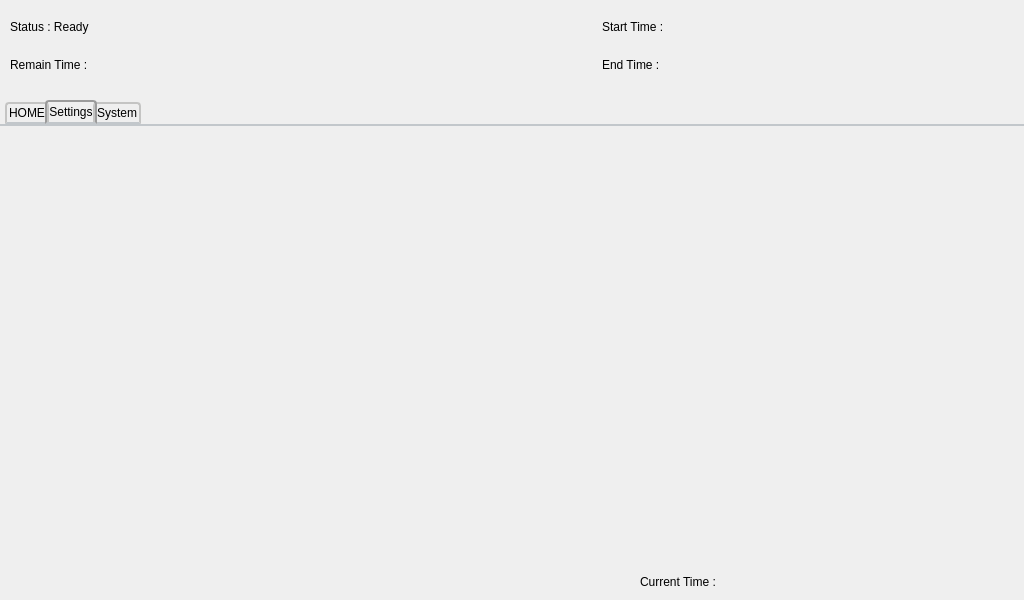
This is mainwindow.ui in shnomad/hydration-tool as Qt 5 draws it before an edit. The edited form follows.
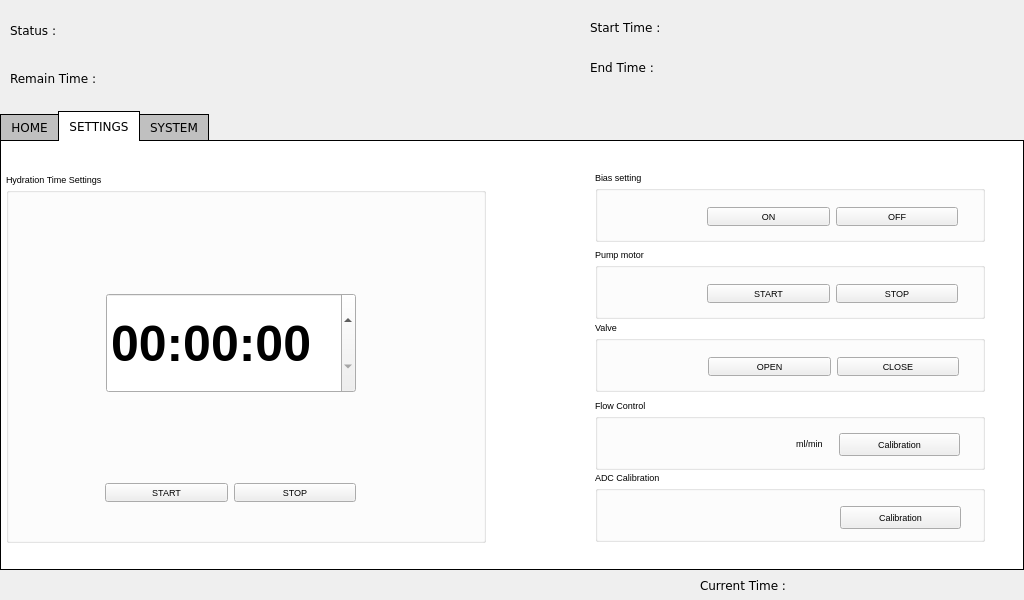
This is the edited form. The open tabs and pages were chosen to show the change.

Commit message: create base gui

```diff
--- a/mainwindow.ui
+++ b/mainwindow.ui
@@ -16,6 +16,11 @@
     <height>600</height>
    </size>
   </property>
+  <property name="font">
+   <font>
+    <family>DejaVu Sans</family>
+   </font>
+  </property>
   <property name="windowTitle">
    <string>MainWindow</string>
   </property>
@@ -23,9 +28,61 @@
    <widget class="QLabel" name="current_time">
     <property name="geometry">
      <rect>
-      <x>640</x>
-      <y>567</y>
-      <width>360</width>
+      <x>10</x>
+      <y>10</y>
+      <width>400</width>
+      <height>40</height>
+     </rect>
+    </property>
+    <property name="text">
+     <string>Status :</string>
+    </property>
+   </widget>
+   <widget class="QLabel" name="hydration_countdown">
+    <property name="geometry">
+     <rect>
+      <x>10</x>
+      <y>58</y>
+      <width>400</width>
+      <height>40</height>
+     </rect>
+    </property>
+    <property name="text">
+     <string>Remain Time :</string>
+    </property>
+   </widget>
+   <widget class="QLabel" name="hydration_start_time">
+    <property name="geometry">
+     <rect>
+      <x>590</x>
+      <y>10</y>
+      <width>420</width>
+      <height>35</height>
+     </rect>
+    </property>
+    <property name="text">
+     <string>Start Time :</string>
+    </property>
+   </widget>
+   <widget class="QLabel" name="hydration_end_time">
+    <property name="geometry">
+     <rect>
+      <x>590</x>
+      <y>50</y>
+      <width>420</width>
+      <height>35</height>
+     </rect>
+    </property>
+    <property name="text">
+     <string>End Time :</string>
+    </property>
+   </widget>
+   <widget class="QLabel" name="system_current_time">
+    <property name="geometry">
+     <rect>
+      <x>700</x>
+      <y>570</y>
+      <width>300</width>
       <height>30</height>
      </rect>
     </property>
@@ -37,72 +94,102 @@
     <property name="geometry">
      <rect>
       <x>0</x>
-      <y>100</y>
+      <y>110</y>
       <width>1024</width>
-      <height>450</height>
+      <height>460</height>
      </rect>
     </property>
     <property name="styleSheet">
-     <string notr="true">QTabWidget::pane { /* The tab widget frame */
-    border-top: 2px solid #C2C7CB;
+     <string notr="true">QTabWidget::pane {
+    border: 1px solid black;
+    background: white;
 }
 
-QTabWidget::tab-bar {
-    left: 5px; /* move to the right by 5px */
+QTabWidget::tab-bar:top {
+    top: 1px;
 }
 
-/* Style the tab using the tab sub-control. Note that
-    it reads QTabBar _not_ QTabWidget */
+QTabWidget::tab-bar:bottom {
+    bottom: 1px;
+}
+
+QTabWidget::tab-bar:left {
+    right: 1px;
+}
+
+QTabWidget::tab-bar:right {
+    left: 1px;
+}
+
 QTabBar::tab {
-    background: qlineargradient(x1: 0, y1: 0, x2: 0, y2: 1,
-                                stop: 0 #E1E1E1, stop: 0.4 #DDDDDD,
-                                stop: 0.5 #D8D8D8, stop: 1.0 #D3D3D3);
-    border: 2px solid #C4C4C3;
-    border-bottom-color: #C2C7CB; /* same as the pane color */
-    border-top-left-radius: 4px;
-    border-top-right-radius: 4px;
-    min-width: 8ex;
-    padding: 2px;
-}
-
-QTabBar::tab:selected, QTabBar::tab:hover {
-    background: qlineargradient(x1: 0, y1: 0, x2: 0, y2: 1,
-                                stop: 0 #fafafa, stop: 0.4 #f4f4f4,
-                                stop: 0.5 #e7e7e7, stop: 1.0 #fafafa);
+    border: 1px solid black;
 }
 
 QTabBar::tab:selected {
-    border-color: #9B9B9B;
-    border-bottom-color: #C2C7CB; /* same as pane color */
+    background: white;
 }
 
 QTabBar::tab:!selected {
-    margin-top: 2px; /* make non-selected tabs look smaller */
+    background: silver;
 }
 
-/* make use of negative margins for overlapping tabs */
-QTabBar::tab:selected {
-    /* expand/overlap to the left and right by 4px */
-    margin-left: -4px;
-    margin-right: -4px;
+QTabBar::tab:!selected:hover {
+    background: #999;
 }
 
-QTabBar::tab:first:selected {
-    margin-left: 0; /* the first selected tab has nothing to overlap with on the left */
+QTabBar::tab:top:!selected {
+    margin-top: 3px;
 }
 
-QTabBar::tab:last:selected {
-    margin-right: 0; /* the last selected tab has nothing to overlap with on the right */
+QTabBar::tab:bottom:!selected {
+    margin-bottom: 3px;
 }
 
-QTabBar::tab:only-one {
-    margin: 0; /* if there is only one tab, we don't want overlapping margins */
+QTabBar::tab:top, QTabBar::tab:bottom {
+    min-width: 8ex;
+    margin-right: -1px;
+    padding: 5px 10px 5px 10px;
 }
 
-</string>
-    </property>
-    <property name="tabPosition">
-     <enum>QTabWidget::North</enum>
+QTabBar::tab:top:selected {
+    border-bottom-color: none;
+}
+
+QTabBar::tab:bottom:selected {
+    border-top-color: none;
+}
+
+QTabBar::tab:top:last, QTabBar::tab:bottom:last,
+QTabBar::tab:top:only-one, QTabBar::tab:bottom:only-one {
+    margin-right: 0;
+}
+
+QTabBar::tab:left:!selected {
+    margin-right: 3px;
+}
+
+QTabBar::tab:right:!selected {
+    margin-left: 3px;
+}
+
+QTabBar::tab:left, QTabBar::tab:right {
+    min-height: 8ex;
+    margin-bottom: -1px;
+    padding: 10px 5px 10px 5px;
+}
+
+QTabBar::tab:left:selected {
+    border-left-color: none;
+}
+
+QTabBar::tab:right:selected {
+    border-right-color: none;
+}
+
+QTabBar::tab:left:last, QTabBar::tab:right:last,
+QTabBar::tab:left:only-one, QTabBar::tab:right:only-one {
+    margin-bottom: 0;
+}</string>
     </property>
     <property name="currentIndex">
      <number>0</number>
@@ -114,67 +201,305 @@
     </widget>
     <widget class="QWidget" name="setting">
      <attribute name="title">
-      <string>Settings</string>
+      <string>SETTINGS</string>
      </attribute>
+     <widget class="QGroupBox" name="h_time_set">
+      <property name="geometry">
+       <rect>
+        <x>5</x>
+        <y>32</y>
+        <width>480</width>
+        <height>370</height>
+       </rect>
+      </property>
+      <property name="font">
+       <font>
+        <pointsize>7</pointsize>
+       </font>
+      </property>
+      <property name="title">
+       <string>Hydration Time Settings</string>
+      </property>
+      <widget class="QTimeEdit" name="set_hydration_time">
+       <property name="geometry">
+        <rect>
+         <x>100</x>
+         <y>120</y>
+         <width>250</width>
+         <height>100</height>
+        </rect>
+       </property>
+       <property name="font">
+        <font>
+         <pointsize>-1</pointsize>
+         <weight>75</weight>
+         <italic>false</italic>
+         <bold>true</bold>
+        </font>
+       </property>
+       <property name="styleSheet">
+        <string notr="true">QTimeEdit{
+font: bold 50px;
+}</string>
+       </property>
+      </widget>
+      <widget class="QGroupBox" name="h_time_set_2">
+       <property name="geometry">
+        <rect>
+         <x>490</x>
+         <y>10</y>
+         <width>400</width>
+         <height>360</height>
+        </rect>
+       </property>
+       <property name="title">
+        <string>Hydration Time settings</string>
+       </property>
+      </widget>
+      <widget class="QWidget" name="layoutWidget">
+       <property name="geometry">
+        <rect>
+         <x>99</x>
+         <y>304</y>
+         <width>251</width>
+         <height>31</height>
+        </rect>
+       </property>
+       <layout class="QHBoxLayout" name="horizontalLayout">
+        <item>
+         <widget class="QPushButton" name="hydration_start">
+          <property name="text">
+           <string>START</string>
+          </property>
+         </widget>
+        </item>
+        <item>
+         <widget class="QPushButton" name="hydration_stop">
+          <property name="text">
+           <string>STOP</string>
+          </property>
+         </widget>
+        </item>
+       </layout>
+      </widget>
+     </widget>
+     <widget class="QGroupBox" name="bias_settings">
+      <property name="geometry">
+       <rect>
+        <x>594</x>
+        <y>30</y>
+        <width>390</width>
+        <height>71</height>
+       </rect>
+      </property>
+      <property name="font">
+       <font>
+        <pointsize>7</pointsize>
+       </font>
+      </property>
+      <property name="title">
+       <string>Bias setting</string>
+      </property>
+      <widget class="QWidget" name="layoutWidget_2">
+       <property name="geometry">
+        <rect>
+         <x>112</x>
+         <y>30</y>
+         <width>251</width>
+         <height>31</height>
+        </rect>
+       </property>
+       <layout class="QHBoxLayout" name="horizontalLayout_2">
+        <item>
+         <widget class="QPushButton" name="hydration_start_2">
+          <property name="text">
+           <string>ON</string>
+          </property>
+         </widget>
+        </item>
+        <item>
+         <widget class="QPushButton" name="hydration_stop_2">
+          <property name="text">
+           <string>OFF</string>
+          </property>
+         </widget>
+        </item>
+       </layout>
+      </widget>
+     </widget>
+     <widget class="QGroupBox" name="pump_motor_setting">
+      <property name="geometry">
+       <rect>
+        <x>594</x>
+        <y>107</y>
+        <width>390</width>
+        <height>71</height>
+       </rect>
+      </property>
+      <property name="font">
+       <font>
+        <pointsize>7</pointsize>
+       </font>
+      </property>
+      <property name="title">
+       <string>Pump motor</string>
+      </property>
+      <widget class="QWidget" name="layoutWidget_3">
+       <property name="geometry">
+        <rect>
+         <x>112</x>
+         <y>30</y>
+         <width>251</width>
+         <height>31</height>
+        </rect>
+       </property>
+       <layout class="QHBoxLayout" name="horizontalLayout_3">
+        <item>
+         <widget class="QPushButton" name="hydration_start_3">
+          <property name="text">
+           <string>START</string>
+          </property>
+         </widget>
+        </item>
+        <item>
+         <widget class="QPushButton" name="hydration_stop_3">
+          <property name="text">
+           <string>STOP</string>
+          </property>
+         </widget>
+        </item>
+       </layout>
+      </widget>
+     </widget>
+     <widget class="QGroupBox" name="valve_settings">
+      <property name="geometry">
+       <rect>
+        <x>594</x>
+        <y>180</y>
+        <width>390</width>
+        <height>71</height>
+       </rect>
+      </property>
+      <property name="font">
+       <font>
+        <pointsize>7</pointsize>
+       </font>
+      </property>
+      <property name="title">
+       <string>Valve</string>
+      </property>
+      <widget class="QWidget" name="layoutWidget_4">
+       <property name="geometry">
+        <rect>
+         <x>113</x>
+         <y>30</y>
+         <width>251</width>
+         <height>31</height>
+        </rect>
+       </property>
+       <layout class="QHBoxLayout" name="horizontalLayout_4">
+        <item>
+         <widget class="QPushButton" name="hydration_start_4">
+          <property name="text">
+           <string>OPEN</string>
+          </property>
+         </widget>
+        </item>
+        <item>
+         <widget class="QPushButton" name="hydration_stop_4">
+          <property name="text">
+           <string>CLOSE</string>
+          </property>
+         </widget>
+        </item>
+       </layout>
+      </widget>
+     </widget>
+     <widget class="QGroupBox" name="flow_control_settings">
+      <property name="geometry">
+       <rect>
+        <x>594</x>
+        <y>258</y>
+        <width>390</width>
+        <height>71</height>
+       </rect>
+      </property>
+      <property name="font">
+       <font>
+        <pointsize>7</pointsize>
+       </font>
+      </property>
+      <property name="title">
+       <string>Flow Control</string>
+      </property>
+      <widget class="QLabel" name="label">
+       <property name="geometry">
+        <rect>
+         <x>109</x>
+         <y>33</y>
+         <width>121</width>
+         <height>23</height>
+        </rect>
+       </property>
+       <property name="text">
+        <string>ml/min </string>
+       </property>
+       <property name="alignment">
+        <set>Qt::AlignRight|Qt::AlignTrailing|Qt::AlignVCenter</set>
+       </property>
+      </widget>
+      <widget class="QPushButton" name="hydration_stop_5">
+       <property name="geometry">
+        <rect>
+         <x>244</x>
+         <y>34</y>
+         <width>121</width>
+         <height>23</height>
+        </rect>
+       </property>
+       <property name="text">
+        <string>Calibration</string>
+       </property>
+      </widget>
+     </widget>
+     <widget class="QGroupBox" name="adc_calibration">
+      <property name="geometry">
+       <rect>
+        <x>594</x>
+        <y>330</y>
+        <width>390</width>
+        <height>71</height>
+       </rect>
+      </property>
+      <property name="font">
+       <font>
+        <pointsize>7</pointsize>
+       </font>
+      </property>
+      <property name="title">
+       <string>ADC Calibration</string>
+      </property>
+      <widget class="QPushButton" name="hydration_stop_6">
+       <property name="geometry">
+        <rect>
+         <x>245</x>
+         <y>35</y>
+         <width>121</width>
+         <height>23</height>
+        </rect>
+       </property>
+       <property name="text">
+        <string>Calibration</string>
+       </property>
+      </widget>
+     </widget>
     </widget>
     <widget class="QWidget" name="system">
      <attribute name="title">
-      <string>System</string>
+      <string>SYSTEM</string>
      </attribute>
     </widget>
    </widget>
-   <widget class="QWidget" name="layoutWidget">
-    <property name="geometry">
-     <rect>
-      <x>10</x>
-      <y>10</y>
-      <width>341</width>
-      <height>71</height>
-     </rect>
-    </property>
-    <layout class="QVBoxLayout" name="verticalLayout">
-     <item>
-      <widget class="QLabel" name="status">
-       <property name="text">
-        <string>Status : Ready</string>
-       </property>
-      </widget>
-     </item>
-     <item>
-      <widget class="QLabel" name="residual_time">
-       <property name="text">
-        <string>Remain Time : </string>
-       </property>
-      </widget>
-     </item>
-    </layout>
-   </widget>
-   <widget class="QWidget" name="layoutWidget">
-    <property name="geometry">
-     <rect>
-      <x>602</x>
-      <y>10</y>
-      <width>391</width>
-      <height>71</height>
-     </rect>
-    </property>
-    <layout class="QVBoxLayout" name="verticalLayout_2">
-     <item>
-      <widget class="QLabel" name="start_time">
-       <property name="text">
-        <string>Start Time :</string>
-       </property>
-      </widget>
-     </item>
-     <item>
-      <widget class="QLabel" name="end_time">
-       <property name="text">
-        <string>End Time :</string>
-       </property>
-      </widget>
-     </item>
-    </layout>
-   </widget>
   </widget>
  </widget>
  <resources/>
```
Left out of the diff: 32 changed lines with no effect on the pictures. The commit also changes 3 other files.
